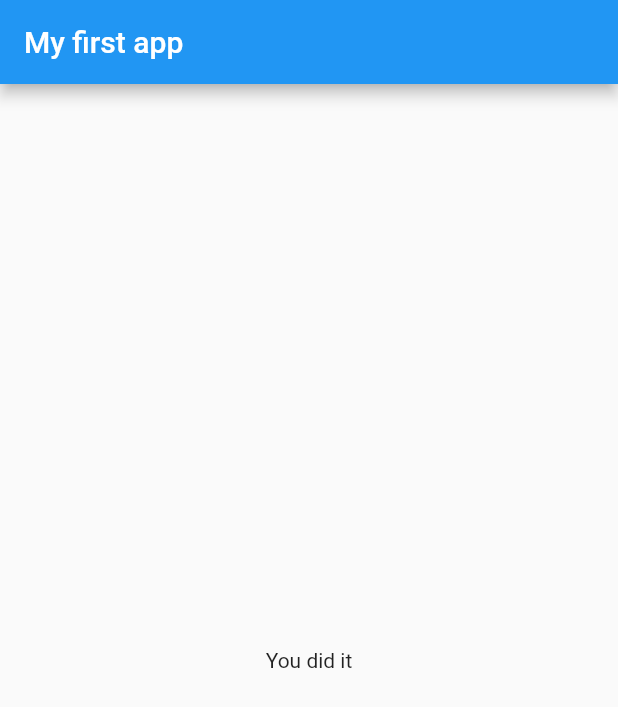
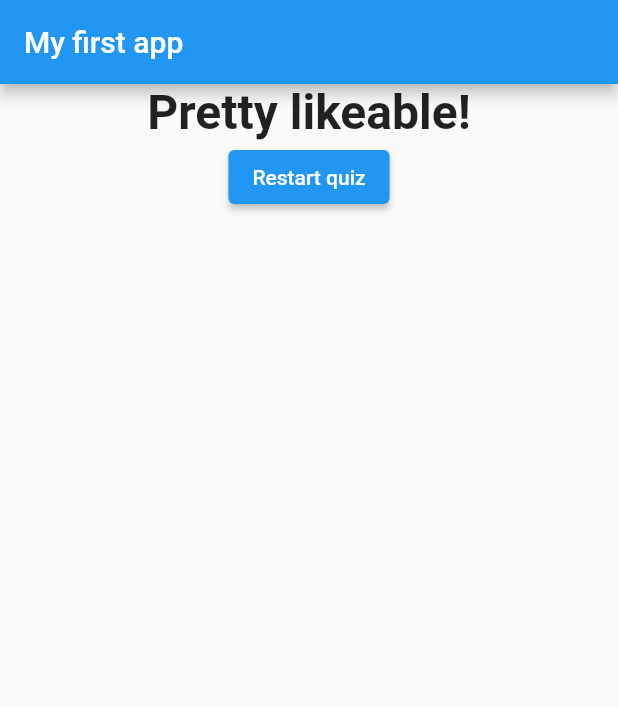
Before and after one commit to AlessandroDodi/quiz_flutter_app, a Flutter app: the screen it shows after launch, after a tap on "Interstellar", after a tap on "Lion", on a phone screen of 412 x 824 dp. Shown: the top 707 px of the screen. Run offline on Flutter 3.47's test engine with Material 2 defaults, Android fonts, the phone set to English and light mode, and no system bars.

Commit message:
Add reset button and result page

```diff
--- a/lib/main.dart
+++ b/lib/main.dart
@@ -16,24 +16,37 @@ class _MyAppState extends State<_MyApp> {
   final _questions = const [
     {
       'question': 'What is your favourite movie?',
-      'answer': ['Interstellar', 'La vita è bella', 'Good Will Hunting'],
+      'answer': [
+        {'text': 'Interstellar', 'score': 10},
+        {'text': 'La vita è bella', 'score': 20},
+        {'text': 'Good Will Hunting', 'score': 30},
+      ],
     },
     {
       'question': 'What is your favourite animal?',
-      'answer': ['Lion', 'Dog', 'Cat'],
+      'answer': [
+        {'text': 'Lion', 'score': 3},
+        {'text': 'Dog', 'score': 5},
+        {'text': 'Cat', 'score': 1},
+      ],
     },
     {
       'question': 'What is your favourite book?',
       'answer': ['The picture of Dorian Gray', 'War and Peace', 'White nights'],
     }
   ];
+  var _totalScore = 0;
+  void _resetQuiz() {
+    setState(() {
+      _questionIndex = 0;
+      _totalScore = 0;
+    });
+  }
 
-  void _answerQuestion() {
+  void _answerQuestion(int score) {
+    _totalScore += score;
     setState(() {
-      print(_questionIndex);
-      print(_questions.length);
       _questionIndex < _questions.length - 1 ? _questionIndex += 1 : null;
-      print(_questionIndex);
     });
   }
 
@@ -47,6 +60,6 @@ class _MyAppState extends State<_MyApp> {
                     questions: _questions,
                     answerQuestion: _answerQuestion,
                     questionIndex: _questionIndex)
-                : Result()));
+                : Result(_totalScore, _resetQuiz)));
   }
 }
--- a/lib/quiz.dart
+++ b/lib/quiz.dart
@@ -4,7 +4,7 @@ import './answer.dart';
 
 class Quiz extends StatelessWidget {
   final List<Map<String, Object>> questions;
-  final VoidCallback answerQuestion;
+  final Function answerQuestion;
   final int questionIndex;
   Quiz(
       {@required this.questions,
@@ -17,8 +17,9 @@ class Quiz extends StatelessWidget {
       Question(
         questions[questionIndex]['question'],
       ),
-      ...(questions[questionIndex]['answer'] as List<String>).map((answer) {
-        return Answer(answer, answerQuestion);
+      ...(questions[questionIndex]['answer'] as List<Map<String, Object>>)
+          .map((answer) {
+        return Answer(answer['text'], () => answerQuestion(answer['score']));
       }).toList(),
     ]);
   }
--- a/lib/result.dart
+++ b/lib/result.dart
@@ -1,10 +1,37 @@
 import 'package:flutter/material.dart';
 
 class Result extends StatelessWidget {
-  const Result({Key key}) : super(key: key);
+  final int resultScore;
+  final VoidCallback reset;
+
+  Result(this.resultScore, this.reset);
+  String get resulPhrase {
+    String text;
+    if (resultScore <= 8) {
+      text = 'You are awesome and innocent!';
+    } else if (resultScore <= 20) {
+      text = 'Pretty likeable!';
+    } else {
+      text = 'You are bad';
+    }
+    return text;
+  }
 
   @override
   Widget build(BuildContext context) {
-    return Center(child: Text('You did it'));
+    return Column(
+      children: [
+        Center(
+            child: Text(
+          resulPhrase,
+          style: TextStyle(
+            fontSize: 32,
+            fontWeight: FontWeight.bold,
+          ),
+          textAlign: TextAlign.center,
+        )),
+        ElevatedButton(onPressed: reset, child: Text('Restart quiz'))
+      ],
+    );
   }
 }
```
